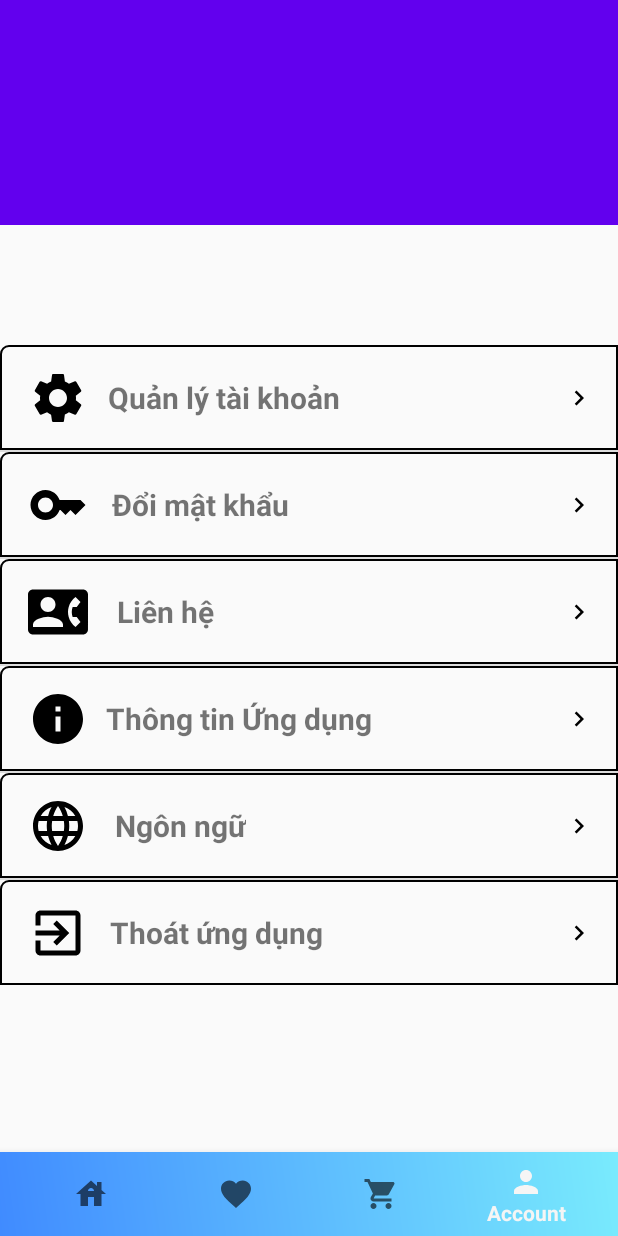
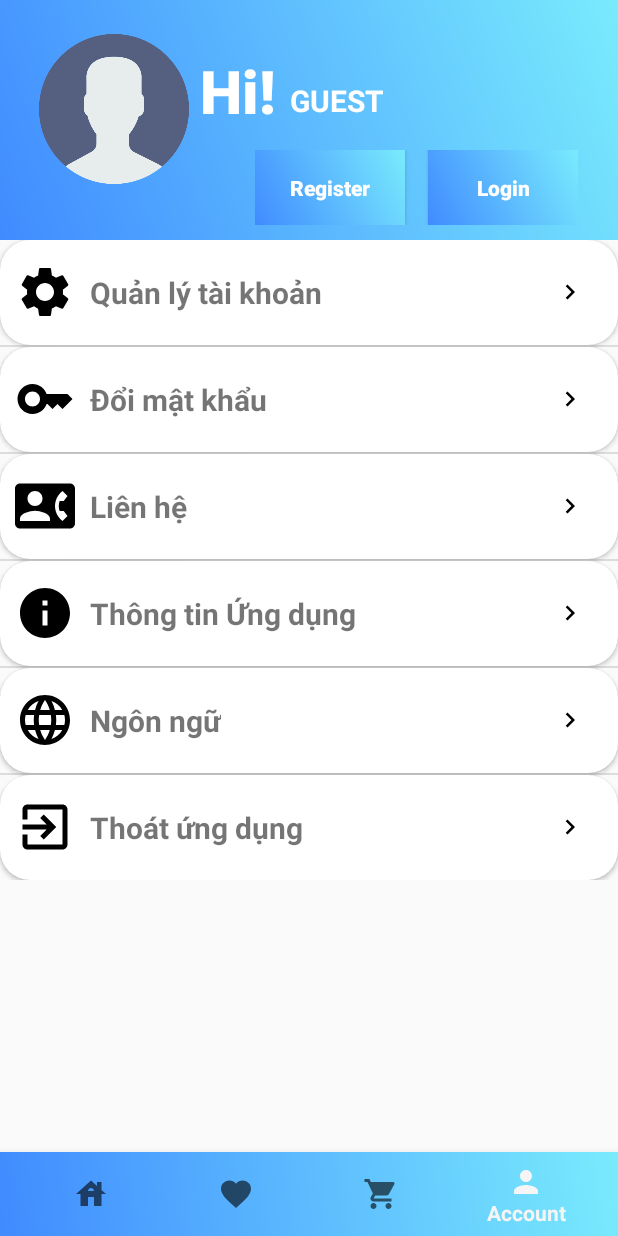
Before and after one commit to Gradi0us/DuAn1_HOMEBOOK, an Android app: the BottomNavActivity screen opened directly, with no data from a screen before it, item 4 of the bottom bar chosen, on a phone screen of 412 x 824 dp. Run offline under Robolectric (Android 15) with nearby library versions, the phone set to English and light mode, and no system bars; our stand-ins replace CircleImageView.

Commit message:
Hieund Model

```diff
--- a/HOMEBOOK/app/src/main/java/com/example/home_book/activity/BottomNavActivity.java
+++ b/HOMEBOOK/app/src/main/java/com/example/home_book/activity/BottomNavActivity.java
@@ -2,32 +2,47 @@ package com.example.home_book.activity;
 
 import androidx.annotation.NonNull;
 import androidx.appcompat.app.AppCompatActivity;
+import androidx.core.view.GravityCompat;
+import androidx.drawerlayout.widget.DrawerLayout;
 import androidx.fragment.app.Fragment;
 import androidx.fragment.app.FragmentTransaction;
 
 import android.os.Bundle;
 import android.view.MenuItem;
+import android.view.View;
+import android.view.WindowManager;
+import android.widget.ImageView;
+import android.widget.LinearLayout;
+import android.widget.RelativeLayout;
+import android.widget.TextView;
 
 import com.example.home_book.R;
+import com.example.home_book.fragment.CartFragment;
 import com.example.home_book.fragment.FindFragment;
-import com.example.home_book.fragment.Fragment1;
 import com.example.home_book.fragment.Fragment2;
 import com.example.home_book.fragment.Fragment3;
 import com.google.android.material.bottomnavigation.BottomNavigationView;
 import com.google.android.material.navigation.NavigationBarView;
+import com.google.android.material.navigation.NavigationView;
 
 public class BottomNavActivity extends AppCompatActivity {
 
     BottomNavigationView bottomNavigationView;
 
+
+
     @Override
     protected void onCreate(Bundle savedInstanceState) {
         super.onCreate(savedInstanceState);
+        getWindow().setFlags(WindowManager.LayoutParams.FLAG_FULLSCREEN, WindowManager.LayoutParams.FLAG_FULLSCREEN);
         setContentView(R.layout.activity_bottom_nav);
+
+
 
         final Fragment fragment1 = new FindFragment();
         final Fragment fragment2 = new Fragment2();
         final Fragment fragment3 = new Fragment3();
+        final Fragment fragment4 = new CartFragment();
 
         replaceFragment(new FindFragment());
 
@@ -40,6 +55,10 @@ public class BottomNavActivity extends AppCompatActivity {
                 switch (item.getItemId()) {
                     case R.id.Find:
                         replaceFragment(fragment1);
+
+                        break;
+                    case R.id.Cart:
+                        replaceFragment(fragment4);
 
                         break;
 
@@ -60,6 +79,7 @@ public class BottomNavActivity extends AppCompatActivity {
         });
     }
 
+
     private void replaceFragment(Fragment fragment) {
         FragmentTransaction transaction = getSupportFragmentManager().beginTransaction();
         transaction.replace(R.id.frame, fragment);
--- /dev/null
+++ b/HOMEBOOK/app/src/main/java/com/example/home_book/fragment/CartFragment.java
@@ -0,0 +1,66 @@
+package com.example.home_book.fragment;
+
+import android.os.Bundle;
+
+import androidx.fragment.app.Fragment;
+
+import android.view.LayoutInflater;
+import android.view.View;
+import android.view.ViewGroup;
+
+import com.example.home_book.R;
+
+/**
+ * A simple {@link Fragment} subclass.
+ * Use the {@link CartFragment#newInstance} factory method to
+ * create an instance of this fragment.
+ */
+public class CartFragment extends Fragment {
+
+    // TODO: Rename parameter arguments, choose names that match
+    // the fragment initialization parameters, e.g. ARG_ITEM_NUMBER
+    private static final String ARG_PARAM1 = "param1";
+    private static final String ARG_PARAM2 = "param2";
+
+    // TODO: Rename and change types of parameters
+    private String mParam1;
+    private String mParam2;
+
+    public CartFragment() {
+        // Required empty public constructor
+    }
+
+    /**
+     * Use this factory method to create a new instance of
+     * this fragment using the provided parameters.
+     *
+     * @param param1 Parameter 1.
+     * @param param2 Parameter 2.
+     * @return A new instance of fragment CartFragment.
+     */
+    // TODO: Rename and change types and number of parameters
+    public static CartFragment newInstance(String param1, String param2) {
+        CartFragment fragment = new CartFragment();
+        Bundle args = new Bundle();
+        args.putString(ARG_PARAM1, param1);
+        args.putString(ARG_PARAM2, param2);
+        fragment.setArguments(args);
+        return fragment;
+    }
+
+    @Override
+    public void onCreate(Bundle savedInstanceState) {
+        super.onCreate(savedInstanceState);
+        if (getArguments() != null) {
+            mParam1 = getArguments().getString(ARG_PARAM1);
+            mParam2 = getArguments().getString(ARG_PARAM2);
+        }
+    }
+
+    @Override
+    public View onCreateView(LayoutInflater inflater, ViewGroup container,
+                             Bundle savedInstanceState) {
+        // Inflate the layout for this fragment
+        return inflater.inflate(R.layout.fragment_cart, container, false);
+    }
+}
--- a/HOMEBOOK/app/src/main/java/com/example/home_book/fragment/FindFragment.java
+++ b/HOMEBOOK/app/src/main/java/com/example/home_book/fragment/FindFragment.java
@@ -3,6 +3,8 @@ package com.example.home_book.fragment;
 import android.app.DatePickerDialog;
 import android.os.Bundle;
 
+import androidx.core.view.GravityCompat;
+import androidx.drawerlayout.widget.DrawerLayout;
 import androidx.fragment.app.Fragment;
 
 import android.view.LayoutInflater;
@@ -11,8 +13,13 @@ import android.view.ViewGroup;
 import android.view.animation.Animation;
 import android.view.animation.TranslateAnimation;
 import android.widget.DatePicker;
+import android.widget.ImageView;
+import android.widget.LinearLayout;
+import android.widget.RelativeLayout;
+import android.widget.TextView;
 
 import com.example.home_book.R;
+import com.google.android.material.navigation.NavigationView;
 import com.google.android.material.textfield.TextInputEditText;
 
 import java.text.SimpleDateFormat;
@@ -24,12 +31,29 @@ public class FindFragment extends Fragment {
 //    TextInputEditText ngayNhan,ngayTra;
 //    int dD,mM,yY;
 //    SimpleDateFormat format = new SimpleDateFormat("dd/MM/yyyy");
+static final float END_SCALE = 0.7f;
+
+    ImageView menuIcon;
+    LinearLayout contentView;
+    RelativeLayout visual1,visual2,visual3,visual4;
+    Boolean checkLogin;
+    TextView txtUsername;
+
+    //Drawer Menu
+    DrawerLayout drawerLayout;
+    NavigationView navigationView;
 
     @Override
     public View onCreateView(LayoutInflater inflater, ViewGroup container,
                              Bundle savedInstanceState) {
         View view = inflater.inflate(R.layout.fragment_find, container, false);
 
+        menuIcon = view.findViewById(R.id.menu_icon);
+        contentView = view.findViewById(R.id.content);
+        drawerLayout = view.findViewById(R.id.drawer_layout);
+        navigationView = view.findViewById(R.id.navigation_view);
+
+        naviagtionDrawer();
 //        ngayNhan = view.findViewById(R.id.ngayNhanUp);
 //        ngayTra = view.findViewById(R.id.ngayTraUp);
 //
@@ -87,6 +111,54 @@ public class FindFragment extends Fragment {
 //            ngayTra.setText(format.format(gC.getTime()));
 //        }
 //    };
+
 //}
         return view;
-    }}
+    }
+    //Navigation Drawer Functions
+    private void naviagtionDrawer() {
+
+        //Naviagtion Drawer
+        navigationView.bringToFront();
+//        navigationView.setNavigationItemSelectedListener((NavigationView.OnNavigationItemSelectedListener) this);
+        navigationView.setCheckedItem(R.id.Find);
+
+        menuIcon.setOnClickListener(new View.OnClickListener() {
+            @Override
+            public void onClick(View view) {
+                if (drawerLayout.isDrawerVisible(GravityCompat.START))
+                    drawerLayout.closeDrawer(GravityCompat.START);
+                else drawerLayout.openDrawer(GravityCompat.START);
+            }
+        });
+
+        animateNavigationDrawer();
+
+    }
+
+    private void animateNavigationDrawer() {
+
+
+        drawerLayout.addDrawerListener(new DrawerLayout.SimpleDrawerListener() {
+            @Override
+            public void onDrawerSlide(View drawerView, float slideOffset) {
+
+                // Scale the View based on current slide offset
+                final float diffScaledOffset = slideOffset * (1 - END_SCALE);
+                final float offsetScale = 1 - diffScaledOffset;
+                contentView.setScaleX(offsetScale);
+                contentView.setScaleY(offsetScale);
+                // Translate the View, accounting for the scaled width
+                final float xOffset = drawerView.getWidth() * slideOffset;
+                final float xOffsetDiff = contentView.getWidth() * diffScaledOffset / 2;
+                final float xTranslation = xOffset - xOffsetDiff;
+                contentView.setTranslationX(xTranslation);
+            }
+        });
+
+    }
+
+
+
+
+        }
--- /dev/null
+++ b/HOMEBOOK/app/src/main/res/drawable/graph.xml
@@ -0,0 +1,5 @@
+<vector android:height="24dp" android:tint="#747474"
+    android:viewportHeight="24" android:viewportWidth="24"
+    android:width="24dp" xmlns:android="http://schemas.android.com/apk/res/android">
+    <path android:fillColor="@android:color/white" android:pathData="M14.06,9.94L12,9l2.06,-0.94L15,6l0.94,2.06L18,9l-2.06,0.94L15,12L14.06,9.94zM4,14l0.94,-2.06L7,11l-2.06,-0.94L4,8l-0.94,2.06L1,11l2.06,0.94L4,14zM8.5,9l1.09,-2.41L12,5.5L9.59,4.41L8.5,2L7.41,4.41L5,5.5l2.41,1.09L8.5,9zM4.5,20.5l6,-6.01l4,4L23,8.93l-1.41,-1.41l-7.09,7.97l-4,-4L3,19L4.5,20.5z"/>
+</vector>
--- /dev/null
+++ b/HOMEBOOK/app/src/main/res/drawable/ic_baseline_logout_24.xml
@@ -0,0 +1,5 @@
+<vector android:autoMirrored="true" android:height="24dp"
+    android:tint="#747474" android:viewportHeight="24"
+    android:viewportWidth="24" android:width="24dp" xmlns:android="http://schemas.android.com/apk/res/android">
+    <path android:fillColor="@android:color/white" android:pathData="M17,7l-1.41,1.41L18.17,11H8v2h10.17l-2.58,2.58L17,17l5,-5zM4,5h8V3H4c-1.1,0 -2,0.9 -2,2v14c0,1.1 0.9,2 2,2h8v-2H4V5z"/>
+</vector>
--- /dev/null
+++ b/HOMEBOOK/app/src/main/res/drawable/rate.xml
@@ -0,0 +1,5 @@
+<vector android:height="24dp" android:tint="#747474"
+    android:viewportHeight="24" android:viewportWidth="24"
+    android:width="24dp" xmlns:android="http://schemas.android.com/apk/res/android">
+    <path android:fillColor="@android:color/white" android:pathData="M11.99,2c-5.52,0 -10,4.48 -10,10s4.48,10 10,10 10,-4.48 10,-10 -4.48,-10 -10,-10zM15.6,8.34c1.07,0 1.93,0.86 1.93,1.93 0,1.07 -0.86,1.93 -1.93,1.93 -1.07,0 -1.93,-0.86 -1.93,-1.93 -0.01,-1.07 0.86,-1.93 1.93,-1.93zM9.6,6.76c1.3,0 2.36,1.06 2.36,2.36 0,1.3 -1.06,2.36 -2.36,2.36s-2.36,-1.06 -2.36,-2.36c0,-1.31 1.05,-2.36 2.36,-2.36zM9.6,15.89v3.75c-2.4,-0.75 -4.3,-2.6 -5.14,-4.96 1.05,-1.12 3.67,-1.69 5.14,-1.69 0.53,0 1.2,0.08 1.9,0.22 -1.64,0.87 -1.9,2.02 -1.9,2.68zM11.99,20c-0.27,0 -0.53,-0.01 -0.79,-0.04v-4.07c0,-1.42 2.94,-2.13 4.4,-2.13 1.07,0 2.92,0.39 3.84,1.15 -1.17,2.97 -4.06,5.09 -7.45,5.09z"/>
+</vector>
--- /dev/null
+++ b/HOMEBOOK/app/src/main/res/drawable/setting.xml
@@ -0,0 +1,5 @@
+<vector android:height="24dp" android:tint="#747474"
+    android:viewportHeight="24" android:viewportWidth="24"
+    android:width="24dp" xmlns:android="http://schemas.android.com/apk/res/android">
+    <path android:fillColor="@android:color/white" android:pathData="M19.14,12.94c0.04,-0.3 0.06,-0.61 0.06,-0.94c0,-0.32 -0.02,-0.64 -0.07,-0.94l2.03,-1.58c0.18,-0.14 0.23,-0.41 0.12,-0.61l-1.92,-3.32c-0.12,-0.22 -0.37,-0.29 -0.59,-0.22l-2.39,0.96c-0.5,-0.38 -1.03,-0.7 -1.62,-0.94L14.4,2.81c-0.04,-0.24 -0.24,-0.41 -0.48,-0.41h-3.84c-0.24,0 -0.43,0.17 -0.47,0.41L9.25,5.35C8.66,5.59 8.12,5.92 7.63,6.29L5.24,5.33c-0.22,-0.08 -0.47,0 -0.59,0.22L2.74,8.87C2.62,9.08 2.66,9.34 2.86,9.48l2.03,1.58C4.84,11.36 4.8,11.69 4.8,12s0.02,0.64 0.07,0.94l-2.03,1.58c-0.18,0.14 -0.23,0.41 -0.12,0.61l1.92,3.32c0.12,0.22 0.37,0.29 0.59,0.22l2.39,-0.96c0.5,0.38 1.03,0.7 1.62,0.94l0.36,2.54c0.05,0.24 0.24,0.41 0.48,0.41h3.84c0.24,0 0.44,-0.17 0.47,-0.41l0.36,-2.54c0.59,-0.24 1.13,-0.56 1.62,-0.94l2.39,0.96c0.22,0.08 0.47,0 0.59,-0.22l1.92,-3.32c0.12,-0.22 0.07,-0.47 -0.12,-0.61L19.14,12.94zM12,15.6c-1.98,0 -3.6,-1.62 -3.6,-3.6s1.62,-3.6 3.6,-3.6s3.6,1.62 3.6,3.6S13.98,15.6 12,15.6z"/>
+</vector>
--- a/HOMEBOOK/app/src/main/res/layout/activity_start.xml
+++ b/HOMEBOOK/app/src/main/res/layout/activity_start.xml
@@ -7,8 +7,9 @@
     tools:context=".activity.StartActivity">
 
     <ProgressBar
-        android:layout_width="match_parent"
-        android:layout_height="match_parent"
+        android:layout_width="200dp"
+        android:layout_height="5dp"
+        android:layout_marginTop="30dp"
         style="@style/Widget.AppCompat.ProgressBar.Horizontal"
         android:progressDrawable="@drawable/custom_progress"
         android:id="@+id/progess"
--- a/HOMEBOOK/app/src/main/res/layout/fragment_3.xml
+++ b/HOMEBOOK/app/src/main/res/layout/fragment_3.xml
@@ -7,15 +7,78 @@
     tools:context=".fragment.Fragment3"
     android:orientation="vertical">
 
-    <androidx.constraintlayout.widget.ConstraintLayout
+    <RelativeLayout
         android:layout_width="match_parent"
-        android:layout_height="150dp"
-        android:background="@color/design_default_color_primary">
-    </androidx.constraintlayout.widget.ConstraintLayout>
+        android:layout_height="160dp"
+        android:background="@drawable/color_gradient">
 
-    <View
-        android:layout_width="match_parent"
-        android:layout_height="80dp"/>
+        <de.hdodenhof.circleimageview.CircleImageView
+            android:layout_width="100dp"
+            android:layout_height="100dp"
+            android:layout_alignParentEnd="true"
+            android:layout_alignParentBottom="true"
+            android:layout_centerVertical="true"
+            android:layout_marginEnd="286dp"
+            android:layout_marginBottom="37dp"
+            android:background="@drawable/usermanage" />
+
+        <TextView
+            android:layout_width="wrap_content"
+            android:layout_height="wrap_content"
+            android:layout_marginTop="30dp"
+            android:layout_marginLeft="130dp"
+            android:fontFamily="sans-serif-medium"
+            android:padding="5px"
+            android:text="Hi!"
+            android:textColor="@color/white"
+            android:textSize="40dp"
+            android:textStyle="bold" />
+
+        <TextView
+            android:id="@+id/txtUsername1"
+            android:layout_width="150dp"
+            android:layout_height="wrap_content"
+            android:layout_marginLeft="190dp"
+            android:layout_marginTop="50dp"
+            android:padding="5px"
+            android:text="GUEST"
+
+            android:textColor="@color/white"
+            android:textSize="20sp"
+            android:textStyle="bold" />
+
+        <LinearLayout
+            android:layout_marginTop="100dp"
+            android:layout_marginLeft="170dp"
+            android:layout_width="wrap_content"
+            android:layout_height="wrap_content"
+
+            android:orientation="horizontal">
+
+            <Button
+                android:background="@drawable/color_gradient"
+                android:layout_width="100dp"
+                android:text="Register"
+                android:textColor="@color/white"
+                android:textStyle="bold"
+                android:textAllCaps="false"
+                android:layout_height="50dp" />
+
+            <Button
+                android:background="@drawable/color_gradient"
+                android:layout_marginLeft="15dp"
+                android:text="Login"
+                android:textColor="@color/white"
+                android:textStyle="bold"
+                android:textAllCaps="false"
+                android:layout_width="100dp"
+                android:layout_height="50dp" />
+        </LinearLayout>
+    </RelativeLayout>
+
+<!--    <View-->
+<!--        android:layout_width="match_parent"-->
+<!--        android:layout_height="80dp"/>-->
 
     <LinearLayout
         android:layout_width="match_parent"
--- /dev/null
+++ b/HOMEBOOK/app/src/main/res/layout/item_cart.xml
@@ -0,0 +1,6 @@
+<?xml version="1.0" encoding="utf-8"?>
+<androidx.constraintlayout.widget.ConstraintLayout xmlns:android="http://schemas.android.com/apk/res/android"
+    android:layout_width="match_parent"
+    android:layout_height="match_parent">
+
+</androidx.constraintlayout.widget.ConstraintLayout>
--- /dev/null
+++ b/HOMEBOOK/app/src/main/res/layout/item_favorite.xml
@@ -0,0 +1,6 @@
+<?xml version="1.0" encoding="utf-8"?>
+<androidx.constraintlayout.widget.ConstraintLayout xmlns:android="http://schemas.android.com/apk/res/android"
+    android:layout_width="match_parent"
+    android:layout_height="match_parent">
+
+</androidx.constraintlayout.widget.ConstraintLayout>
--- a/HOMEBOOK/app/src/main/res/layout/item_menu.xml
+++ b/HOMEBOOK/app/src/main/res/layout/item_menu.xml
@@ -1,15 +1,25 @@
 <?xml version="1.0" encoding="utf-8"?>
-<androidx.constraintlayout.widget.ConstraintLayout xmlns:android="http://schemas.android.com/apk/res/android"
+<androidx.cardview.widget.CardView xmlns:android="http://schemas.android.com/apk/res/android"
     xmlns:app="http://schemas.android.com/apk/res-auto"
     xmlns:tools="http://schemas.android.com/tools"
     android:layout_width="match_parent"
     android:layout_height="70dp"
+    style="@style/loginCard"
+    android:layout_marginTop="45dp"
+    android:layout_marginBottom="40dp"
+    app:cardCornerRadius="@dimen/loginCardRadius"
     android:background="@drawable/border_background">
+    <View
+        android:layout_width="match_parent"
+        android:layout_height="30dp"/>
+
 
     <ImageView
         android:id="@+id/imgMenu"
         android:layout_width="40dp"
         android:layout_height="40dp"
+        android:layout_marginLeft="10dp"
+        android:layout_gravity="center_vertical"
         android:src="@drawable/changepass_item"
         app:layout_constraintBottom_toBottomOf="parent"
         app:layout_constraintEnd_toEndOf="parent"
@@ -20,25 +30,24 @@
     <TextView
         android:id="@+id/tvMenu"
         android:layout_width="wrap_content"
-        android:layout_height="40dp"
-        android:gravity="center"
+        android:layout_height="wrap_content"
+        android:layout_gravity="center_vertical"
+        android:layout_marginLeft="60dp"
         android:text="TextView"
         android:textSize="20dp"
         android:textStyle="bold"
-        app:layout_constraintBottom_toBottomOf="parent"
-        app:layout_constraintEnd_toEndOf="parent"
-        app:layout_constraintHorizontal_bias="0.068"
-        app:layout_constraintStart_toEndOf="@+id/imgMenu"
-        app:layout_constraintTop_toTopOf="parent" />
+        />
 
     <ImageView
         android:layout_width="20dp"
         android:layout_height="20dp"
         android:src="@drawable/right"
+        android:layout_gravity="center_vertical"
+     android:layout_marginLeft="370dp"
         app:layout_constraintBottom_toBottomOf="parent"
         app:layout_constraintEnd_toEndOf="parent"
         app:layout_constraintHorizontal_bias="0.959"
         app:layout_constraintStart_toStartOf="parent"
         app:layout_constraintTop_toTopOf="parent" />
 
-</androidx.constraintlayout.widget.ConstraintLayout>
+</androidx.cardview.widget.CardView>
--- a/HOMEBOOK/app/src/main/res/layout/mainscreen.xml
+++ b/HOMEBOOK/app/src/main/res/layout/mainscreen.xml
@@ -129,6 +129,7 @@
                     android:layout_marginTop="16dp"
                     android:layout_marginEnd="20dp"
                     android:layout_marginBottom="16dp"
+                    android:textAllCaps="false"
                     android:text="Find"
                     android:textAlignment="center" />
             </RelativeLayout>
@@ -690,7 +691,7 @@
                     android:layout_width="wrap_content"
                     android:layout_height="wrap_content"
                     android:layout_marginLeft="30dp"
-                    android:text="Popular hotel"
+                    android:text="Populer hotel"
                     android:textColor="#797B7C"
                     android:textSize="30dp" />
             </RelativeLayout>
```
Also changed, not shown: HOMEBOOK/app/src/main/res/drawable/custom_progress.xml (+5 -3 lines), HOMEBOOK/app/src/main/res/layout/fragment_cart.xml (added, +14 -0 lines), HOMEBOOK/app/src/main/res/menu/menu_drawer.xml (+5 -13 lines), HOMEBOOK/app/src/main/res/drawable/usermanage.png (added).
